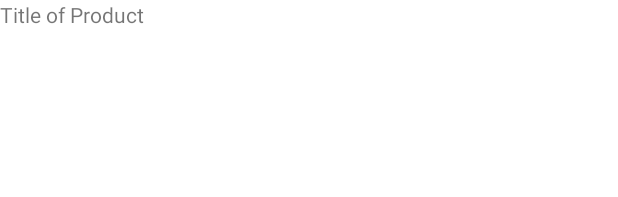
After one commit to subrataindia/kotlin-retrofit2-example, an Android app: the layout single_product.xml on its own in the app's theme, with its tools: preview values and no code run, on a phone screen of 412 x 824 dp. The commit adds this screen. Shown: the top 197 px of the screen. Run offline under Robolectric (Android 15) with nearby library versions, the phone set to English and light mode, and no system bars; network calls fail.

Commit message:
recycler view

```diff
--- /dev/null
+++ b/app/src/main/res/layout/single_product.xml
@@ -0,0 +1,14 @@
+<?xml version="1.0" encoding="utf-8"?>
+<androidx.constraintlayout.widget.ConstraintLayout xmlns:android="http://schemas.android.com/apk/res/android"
+    android:layout_width="match_parent"
+    android:layout_height="150dp"
+    xmlns:app="http://schemas.android.com/apk/res-auto">
+    <TextView
+        android:id="@+id/tvProductTitle"
+        android:layout_width="wrap_content"
+        android:layout_height="wrap_content"
+        android:text="Title of Product"
+        app:layout_constraintStart_toStartOf="parent"
+        app:layout_constraintTop_toTopOf="parent"
+        />
+</androidx.constraintlayout.widget.ConstraintLayout>
```
Also changed, not shown: app/src/main/java/com/example/retrofit2example/MainActivity.kt (+12 -0 lines), app/src/main/java/com/example/retrofit2example/ProductsAdapter.kt (added, +33 -0 lines), app/src/main/res/layout/activity_main.xml (+12 -2 lines).
